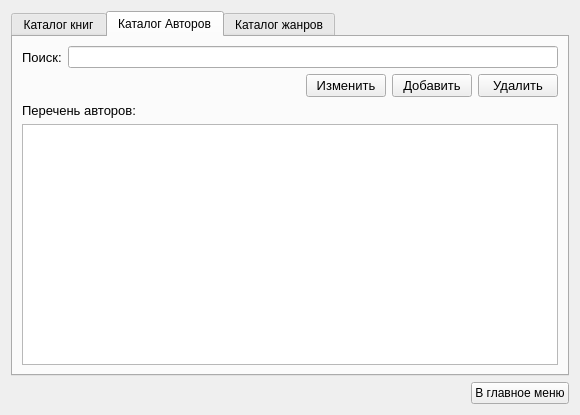
Old version of the form book_widget.ui in the repository Charmpy/library-project.
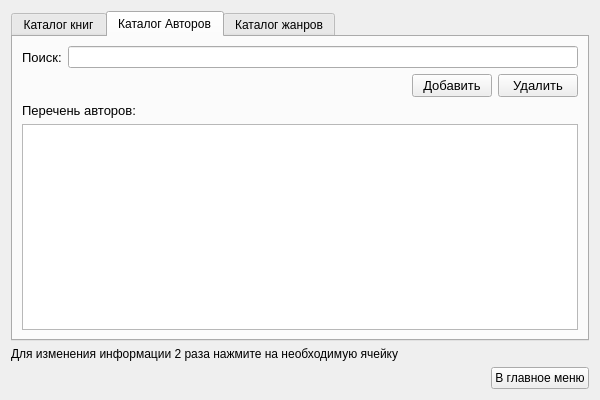
New version of the form. The open tabs and pages were chosen to show the change.

Commit message: 15.11.2020 BookWidget class + DB requests

```diff
--- a/book_widget.ui
+++ b/book_widget.ui
@@ -6,10 +6,16 @@
    <rect>
     <x>0</x>
     <y>0</y>
-    <width>580</width>
-    <height>415</height>
+    <width>600</width>
+    <height>400</height>
    </rect>
   </property>
+  <property name="minimumSize">
+   <size>
+    <width>600</width>
+    <height>400</height>
+   </size>
+  </property>
   <property name="windowTitle">
    <string>Form</string>
   </property>
@@ -19,6 +25,12 @@
      <property name="enabled">
       <bool>true</bool>
      </property>
+     <property name="minimumSize">
+      <size>
+       <width>400</width>
+       <height>300</height>
+      </size>
+     </property>
      <property name="currentIndex">
       <number>0</number>
      </property>
@@ -163,18 +175,6 @@
              </property>
             </spacer>
            </item>
-           <item>
-            <widget class="QPushButton" name="change_author_btn">
-             <property name="font">
-              <font>
-               <pointsize>10</pointsize>
-              </font>
-             </property>
-             <property name="text">
-              <string>Изменить</string>
-             </property>
-            </widget>
-           </item>
            <item>
             <widget class="QPushButton" name="add_author_btn">
              <property name="font">
@@ -297,6 +297,13 @@
      </widget>
     </widget>
    </item>
+   <item>
+    <widget class="QLabel" name="label_5">
+     <property name="text">
+      <string>Для изменения информации 2 раза нажмите на необходимую ячейку</string>
+     </property>
+    </widget>
+   </item>
    <item>
     <layout class="QHBoxLayout" name="horizontalLayout_4">
      <item>
```
Left out of the diff: 21 changed lines with no effect on the pictures. The commit also changes 11 other files.
